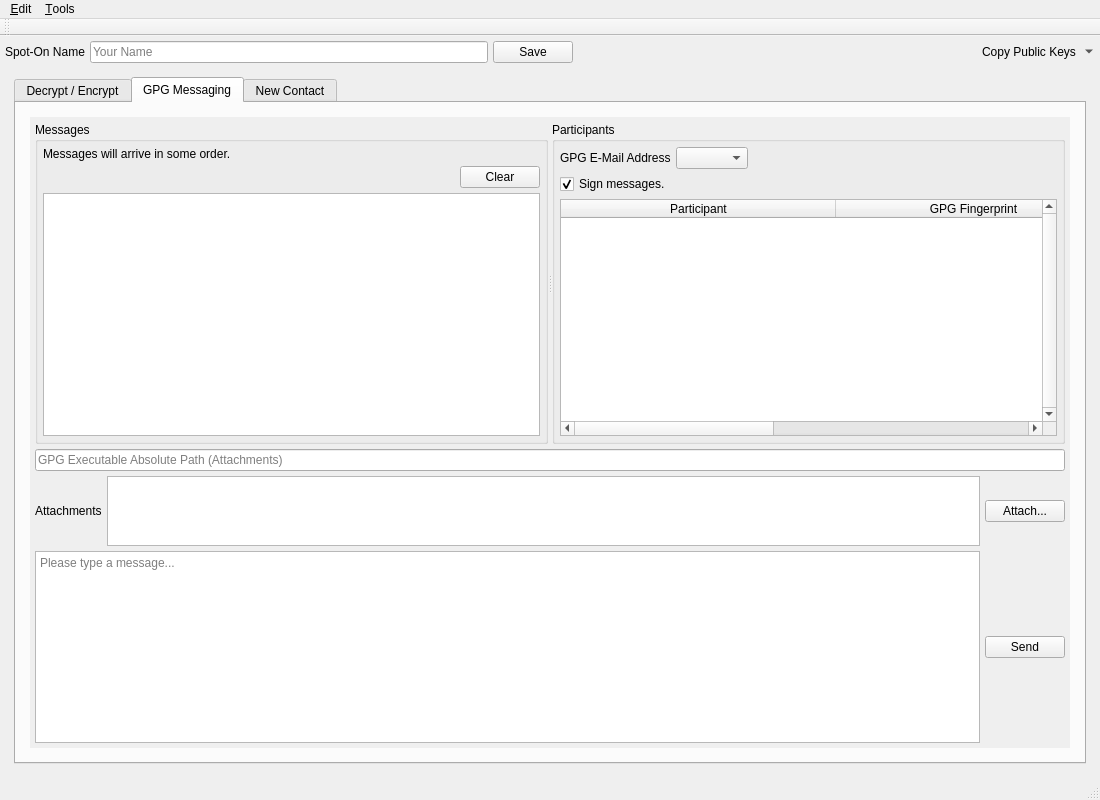
Qt form Source/UI/spot-on-rosetta.ui (textbrowser/spot-on) before a commit.
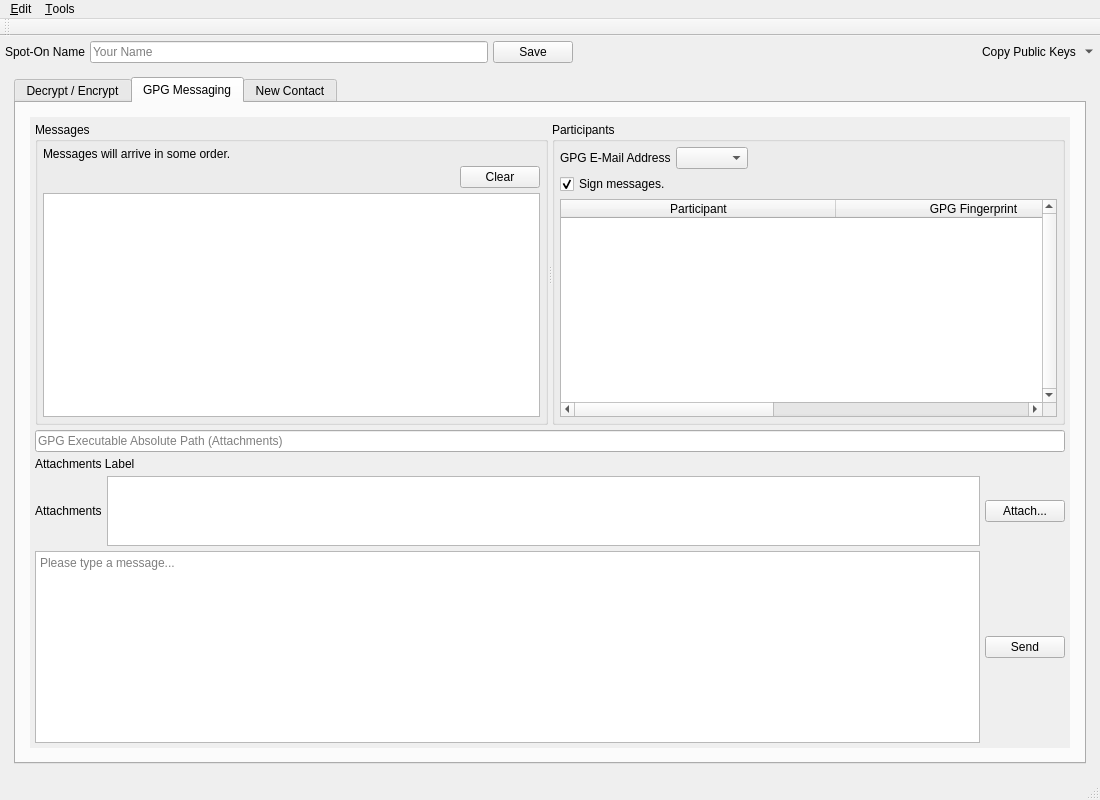
The same form after that commit. The open tabs and pages were chosen to show the change. Icons and pictures are not drawn. Custom widgets are drawn as their Qt base class.

The edit to the form file:
```diff
--- a/Source/UI/spot-on-rosetta.ui
+++ b/Source/UI/spot-on-rosetta.ui
@@ -753,8 +753,8 @@
                    <rect>
                     <x>0</x>
                     <y>0</y>
-                    <width>1048</width>
-                    <height>591</height>
+                    <width>1027</width>
+                    <height>685</height>
                    </rect>
                   </property>
                   <layout class="QHBoxLayout" name="horizontalLayout_25">
@@ -1004,6 +1004,22 @@
                        </property>
                       </widget>
                      </item>
+                     <item>
+                      <widget class="QLabel" name="attachments_label">
+                       <property name="sizePolicy">
+                        <sizepolicy hsizetype="Preferred" vsizetype="Maximum">
+                         <horstretch>0</horstretch>
+                         <verstretch>0</verstretch>
+                        </sizepolicy>
+                       </property>
+                       <property name="text">
+                        <string>Attachments Label</string>
+                       </property>
+                       <property name="wordWrap">
+                        <bool>true</bool>
+                       </property>
+                      </widget>
+                     </item>
                      <item>
                       <layout class="QHBoxLayout" name="horizontalLayout_51">
                        <property name="spacing">
```
